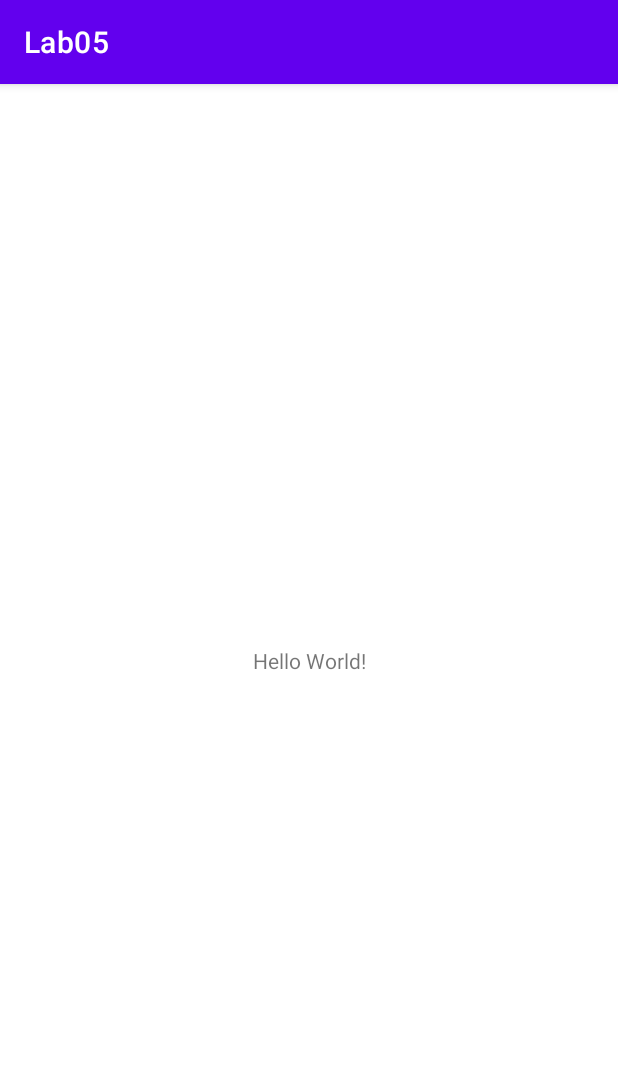
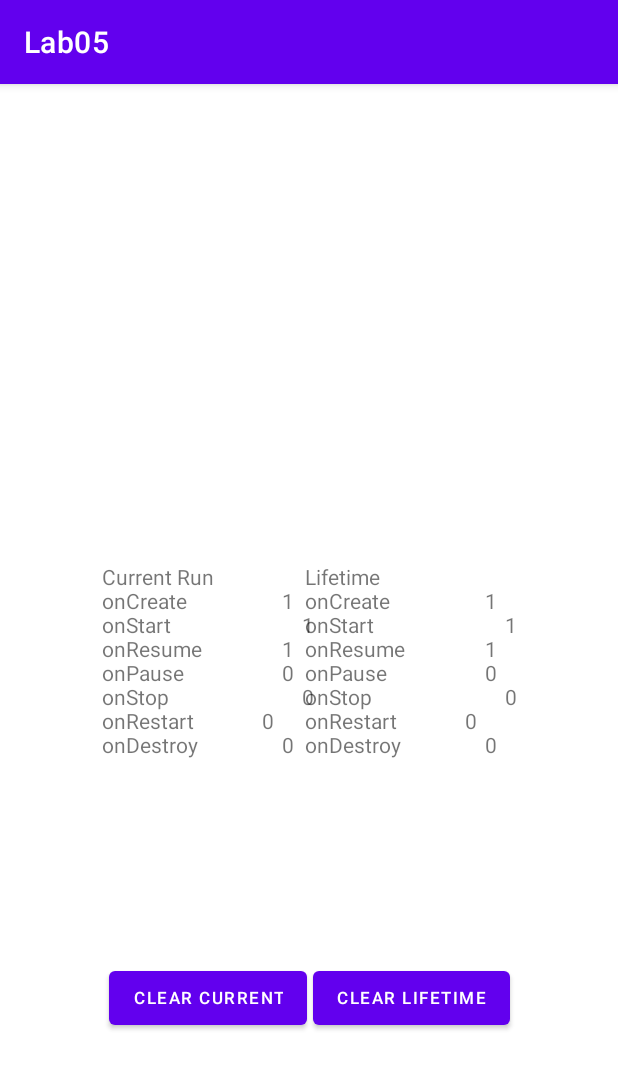
Before and after one commit to tqchen17/Lab05, an Android app: the screen it shows after launch (MainActivity), on a phone screen of 412 x 824 dp. Shown: the top 1069 px of the screen. Run offline under Robolectric (Android 15) with nearby library versions, the phone set to English and light mode, and no system bars.

Commit message:
3/22/23 - lab05a finished with clear buttons for current and lifetime

```diff
--- a/app/build.gradle
+++ b/app/build.gradle
@@ -30,8 +30,9 @@ android {
 dependencies {
 
     implementation 'androidx.appcompat:appcompat:1.6.1'
-    implementation 'com.google.android.material:material:1.8.0'
+    implementation 'com.google.android.material:material:1.6.0'
     implementation 'androidx.constraintlayout:constraintlayout:2.1.4'
+    implementation 'com.google.code.gson:gson:2.8.6'
     testImplementation 'junit:junit:4.+'
     androidTestImplementation 'androidx.test.ext:junit:1.1.5'
     androidTestImplementation 'androidx.test.espresso:espresso-core:3.5.1'
--- /dev/null
+++ b/app/src/main/java/com/example/lab05/LifecycleData.java
@@ -0,0 +1,70 @@
+package com.example.lab05;
+
+import com.google.gson.Gson;
+import com.google.gson.GsonBuilder;
+
+public class LifecycleData {
+    int onCreate = 0;
+    int onStart = 0;
+    int onResume = 0;
+    int onPause = 0;
+    int onStop = 0;
+    int onRestart = 0;
+    int onDestroy = 0;
+    String duration;
+    public String toString() {
+        return duration + "\n" +
+                "onCreate \t\t\t\t\t" + onCreate + "\n" +
+                "onStart \t\t\t\t\t\t\t" + onStart + "\n" +
+                "onResume \t\t\t\t" + onResume + "\n" +
+                "onPause \t\t\t\t\t" + onPause + "\n" +
+                "onStop \t\t\t\t\t\t\t" + onStop + "\n" +
+                "onRestart \t\t\t\t" + onRestart + "\n" +
+                "onDestroy \t\t\t\t" + onDestroy;
+    }
+    //convert this instance to a String
+    String toJSON() {
+        Gson gson = new Gson();
+        return gson.toJson(this, LifecycleData.class);
+    }
+    //from JSON String to class using GSON
+    static LifecycleData parseJson(String fromSharedPreferences) {
+        Gson gson = new GsonBuilder().create();
+        return gson.fromJson(fromSharedPreferences, LifecycleData.class);
+    }
+    public void updateEvent(String currentEnclosingMethod) {
+        switch(currentEnclosingMethod) {
+            case "onCreate":
+                onCreate++;
+                break;
+            case "onStart":
+                onStart++;
+                break;
+            case "onResume":
+                onResume++;
+                break;
+            case "onPause":
+                onPause++;
+                break;
+            case "onStop":
+                onStop++;
+                break;
+            case "onRestart":
+                onRestart++;
+                break;
+            case "onDestroy":
+                onDestroy++;
+                break;
+            default:break;
+        }
+    }
+    public void clearEvent() {
+        onCreate = 0;
+        onStart = 0;
+        onResume = 0;
+        onPause = 0;
+        onStop = 0;
+        onRestart = 0;
+        onDestroy = 0;
+    }
+}
--- a/app/src/main/java/com/example/lab05/MainActivity.java
+++ b/app/src/main/java/com/example/lab05/MainActivity.java
@@ -2,13 +2,133 @@ package com.example.lab05;
 
 import androidx.appcompat.app.AppCompatActivity;
 
+import android.content.SharedPreferences;
 import android.os.Bundle;
+import android.view.View;
+import android.widget.Button;
+import android.widget.TextView;
 
 public class MainActivity extends AppCompatActivity {
-
+    String TAG = "com.example.lab05.sharedpreferences";
+    LifecycleData currentRun, lifeTime;
+    SharedPreferences sharedPreferences;
+    SharedPreferences.Editor editor;
+    TextView currentRunTV, lifeTimeTV;
+    Button clearCurrent, clearLifetime;
     @Override
     protected void onCreate(Bundle savedInstanceState) {
         super.onCreate(savedInstanceState);
         setContentView(R.layout.activity_main);
+        //load SharedPreferences
+        sharedPreferences = getSharedPreferences(TAG, MODE_PRIVATE);
+        //instantiate editor
+        editor = sharedPreferences.edit();
+        currentRun = new LifecycleData();
+        currentRun.duration = "Current Run";
+        //get lifecycledata from SharedPreferences as String
+        String lifecycleDataAsString = sharedPreferences.getString("lifetime", "");
+        //instantiate a new LifecycleData if empty string
+            //else convert the JSON to LifecycleData object
+        if(lifecycleDataAsString.equals("")) {
+            lifeTime = new LifecycleData();
+            lifeTime.duration = "Lifetime";
+        } else {
+            lifeTime = LifecycleData.parseJson(lifecycleDataAsString);
+        }
+        //instantiate TextViews
+        lifeTimeTV = findViewById(R.id.lifetime);
+        currentRunTV = findViewById(R.id.current);
+        //instantiate Buttons
+        clearCurrent = findViewById(R.id.clearCurrent);
+        clearLifetime = findViewById(R.id.clearLifetime);
+        //get current enclosing method name
+        String currentEnclosingMethod = new Throwable()
+                .getStackTrace()[0]
+                .getMethodName();
+        updateCount(currentEnclosingMethod);
+
+        clearCurrent.setOnClickListener(new View.OnClickListener() {
+            @Override
+            public void onClick(View v) {
+                currentRun.clearEvent();
+                displayData();
+                storeData();
+            }
+        });
+
+        clearLifetime.setOnClickListener(new View.OnClickListener() {
+            @Override
+            public void onClick(View v) {
+                lifeTime.clearEvent();
+                displayData();
+                storeData();
+            }
+        });
+    }
+
+    //display data on Textviews
+    private void displayData() {
+        lifeTimeTV.setText(lifeTime.toString());
+        currentRunTV.setText(currentRun.toString());
+    }
+    //convert lifetime to String and store in SharedPreferences
+    public void storeData() {
+        editor.putString("lifetime", lifeTime.toJSON()).apply();
+    }
+    public void updateCount(String currentEnclosingMethod) {
+        //pass name to LifecycleData to update count
+        currentRun.updateEvent(currentEnclosingMethod);
+        lifeTime.updateEvent(currentEnclosingMethod);
+        displayData();
+        storeData();
+    }
+
+    @Override
+    protected void onStart() {
+        super.onStart();
+        String currentEnclosingMethod = new Throwable()
+                .getStackTrace()[0]
+                .getMethodName();
+        updateCount(currentEnclosingMethod);
+    }
+    @Override
+    protected void onResume() {
+        super.onResume();
+        String currentEnclosingMethod = new Throwable()
+                .getStackTrace()[0]
+                .getMethodName();
+        updateCount(currentEnclosingMethod);
+    }
+    @Override
+    protected void onPause() {
+        super.onPause();
+        String currentEnclosingMethod = new Throwable()
+                .getStackTrace()[0]
+                .getMethodName();
+        updateCount(currentEnclosingMethod);
+    }
+    @Override
+    protected void onStop() {
+        super.onStop();
+        String currentEnclosingMethod = new Throwable()
+                .getStackTrace()[0]
+                .getMethodName();
+        updateCount(currentEnclosingMethod);
+    }
+    @Override
+    protected void onRestart() {
+        super.onRestart();
+        String currentEnclosingMethod = new Throwable()
+                .getStackTrace()[0]
+                .getMethodName();
+        updateCount(currentEnclosingMethod);
+    }
+    @Override
+    protected void onDestroy() {
+        super.onDestroy();
+        String currentEnclosingMethod = new Throwable()
+                .getStackTrace()[0]
+                .getMethodName();
+        updateCount(currentEnclosingMethod);
     }
 }
--- a/app/src/main/res/layout/activity_main.xml
+++ b/app/src/main/res/layout/activity_main.xml
@@ -7,12 +7,46 @@
     tools:context=".MainActivity">
 
     <TextView
+        android:id="@+id/current"
         android:layout_width="wrap_content"
         android:layout_height="wrap_content"
         android:text="Hello World!"
         app:layout_constraintBottom_toBottomOf="parent"
         app:layout_constraintLeft_toLeftOf="parent"
         app:layout_constraintRight_toRightOf="parent"
-        app:layout_constraintTop_toTopOf="parent" />
+        app:layout_constraintTop_toTopOf="parent"
+        app:layout_constraintHorizontal_bias="0.25"/>
+    <TextView
+        android:id="@+id/lifetime"
+        android:layout_width="wrap_content"
+        android:layout_height="wrap_content"
+        android:text="Hello World!"
+        app:layout_constraintBottom_toBottomOf="parent"
+        app:layout_constraintLeft_toLeftOf="parent"
+        app:layout_constraintRight_toRightOf="parent"
+        app:layout_constraintTop_toTopOf="parent"
+        app:layout_constraintHorizontal_bias="0.75"/>
+
+    <Button
+        android:id="@+id/clearCurrent"
+        android:layout_width="wrap_content"
+        android:layout_height="wrap_content"
+        android:text="Clear Current"
+        android:textSize="11dp"
+        app:layout_constraintBottom_toBottomOf="parent"
+        app:layout_constraintEnd_toEndOf="@+id/current"
+        app:layout_constraintStart_toStartOf="@+id/current"
+        app:layout_constraintTop_toBottomOf="@+id/current" />
+
+    <Button
+        android:id="@+id/clearLifetime"
+        android:layout_width="wrap_content"
+        android:layout_height="wrap_content"
+        android:text="Clear Lifetime"
+        android:textSize="11dp"
+        app:layout_constraintBottom_toBottomOf="parent"
+        app:layout_constraintEnd_toEndOf="@+id/lifetime"
+        app:layout_constraintStart_toStartOf="@+id/lifetime"
+        app:layout_constraintTop_toBottomOf="@+id/lifetime" />
 
 </androidx.constraintlayout.widget.ConstraintLayout>
```
